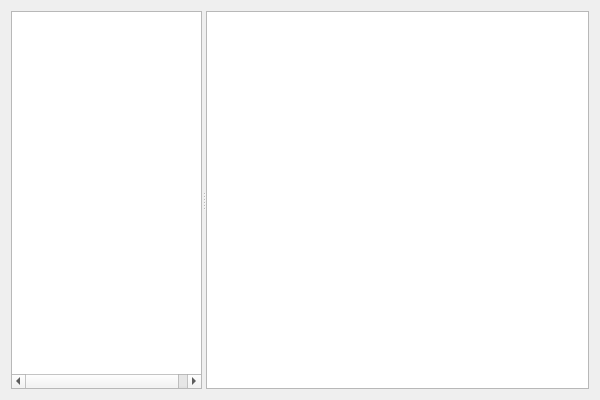
This is Forms/NodeInfo.ui in Philip117/FBXViewer as Qt 5 draws it before an edit. The edited form follows.
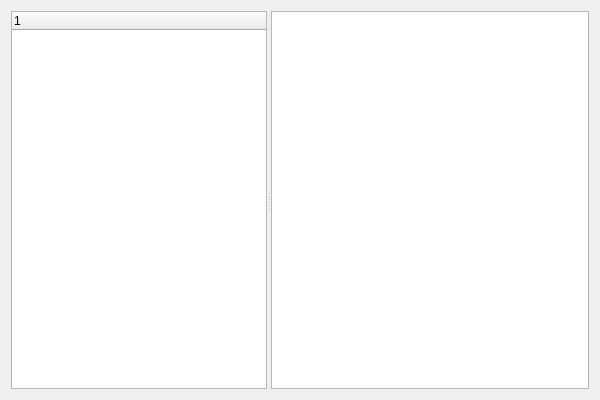
This is the edited form.

Patch:
```diff
--- a/Forms/NodeInfo.ui
+++ b/Forms/NodeInfo.ui
@@ -20,42 +20,22 @@
       <enum>Qt::Horizontal</enum>
      </property>
      <widget class="QTreeWidget" name="treeWidget">
-      <property name="enabled">
-       <bool>true</bool>
-      </property>
       <property name="sizePolicy">
        <sizepolicy hsizetype="Expanding" vsizetype="Expanding">
-        <horstretch>1</horstretch>
+        <horstretch>0</horstretch>
         <verstretch>0</verstretch>
        </sizepolicy>
       </property>
-      <property name="maximumSize">
-       <size>
-        <width>16777215</width>
-        <height>16777215</height>
-       </size>
-      </property>
-      <property name="lineWidth">
-       <number>1</number>
-      </property>
-      <attribute name="headerVisible">
-       <bool>false</bool>
-      </attribute>
       <column>
        <property name="text">
-        <string>Name</string>
-       </property>
-      </column>
-      <column>
-       <property name="text">
-        <string>Type</string>
+        <string notr="true">1</string>
        </property>
       </column>
      </widget>
-     <widget class="QTextBrowser" name="textBrowser">
+     <widget class="QTableWidget" name="tableWidget">
       <property name="sizePolicy">
        <sizepolicy hsizetype="Expanding" vsizetype="Expanding">
-        <horstretch>2</horstretch>
+        <horstretch>1</horstretch>
         <verstretch>0</verstretch>
        </sizepolicy>
       </property>
```
